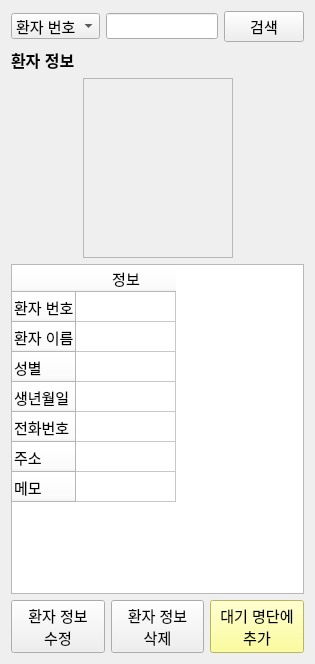
This is pms/PatientManagementSW/patientinfomanager.ui in KimYooseon/FinalProject as Qt 5 draws it before an edit. The edited form follows.
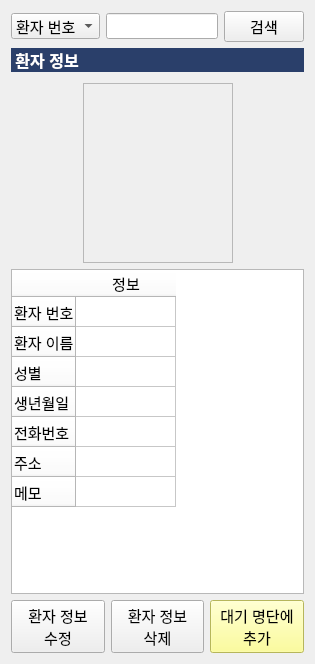
This is the edited form.

The edit to the form file:
```diff
--- a/pms/PatientManagementSW/patientinfomanager.ui
+++ b/pms/PatientManagementSW/patientinfomanager.ui
@@ -68,11 +68,31 @@
          <bold>true</bold>
         </font>
        </property>
+       <property name="styleSheet">
+        <string notr="true">background-color: rgb(42, 63, 106);
+color: rgb(255, 255, 255);</string>
+       </property>
        <property name="text">
-        <string>환자 정보</string>
+        <string> 환자 정보</string>
        </property>
       </widget>
      </item>
+     <item>
+      <spacer name="verticalSpacer">
+       <property name="orientation">
+        <enum>Qt::Vertical</enum>
+       </property>
+       <property name="sizeType">
+        <enum>QSizePolicy::Minimum</enum>
+       </property>
+       <property name="sizeHint" stdset="0">
+        <size>
+         <width>20</width>
+         <height>5</height>
+        </size>
+       </property>
+      </spacer>
+     </item>
      <item>
       <layout class="QHBoxLayout" name="horizontalLayout_3">
        <item>
```
